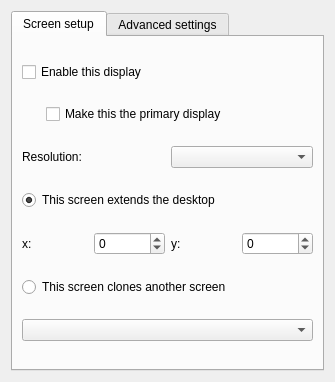
This is lxqt-config-monitor/monitorwidget.ui in lxqt/lxqt-config as Qt 5 draws it before an edit. The edited form follows.
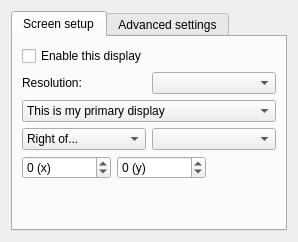
This is the edited form.

Commit message: lxqt-config-monitor: Attempt at an even simpler UI (#502)

The edit to the form file:
```diff
--- a/lxqt-config-monitor/monitorwidget.ui
+++ b/lxqt-config-monitor/monitorwidget.ui
@@ -6,8 +6,8 @@
    <rect>
     <x>0</x>
     <y>0</y>
-    <width>335</width>
-    <height>382</height>
+    <width>298</width>
+    <height>242</height>
    </rect>
   </property>
   <property name="windowTitle">
@@ -23,29 +23,57 @@
       <attribute name="title">
        <string>Screen setup</string>
       </attribute>
-      <layout class="QVBoxLayout" name="verticalLayout">
-       <item>
-        <widget class="QCheckBox" name="enabledCheckbox">
-         <property name="text">
-          <string>Enable this display</string>
-         </property>
-        </widget>
-       </item>
-       <item>
-        <layout class="QVBoxLayout" name="verticalLayout_2">
-         <property name="leftMargin">
-          <number>24</number>
-         </property>
+      <layout class="QGridLayout" name="gridLayout">
+       <item row="8" column="0" colspan="2">
+        <layout class="QHBoxLayout" name="xyPosLayout">
          <item>
-          <widget class="QCheckBox" name="isPrimaryCheckbox">
-           <property name="text">
-            <string>Make this the primary display</string>
+          <widget class="QSpinBox" name="xPosSpinBox">
+           <property name="suffix">
+            <string> (x)</string>
            </property>
+           <property name="prefix">
+            <string/>
+           </property>
+           <property name="minimum">
+            <number>-10000000</number>
+           </property>
+           <property name="maximum">
+            <number>10000000</number>
+           </property>
           </widget>
          </item>
+         <item>
+          <widget class="QSpinBox" name="yPosSpinBox">
+           <property name="suffix">
+            <string> (y)</string>
+           </property>
+           <property name="prefix">
+            <string/>
+           </property>
+           <property name="minimum">
+            <number>-10000000</number>
+           </property>
+           <property name="maximum">
+            <number>10000000</number>
+           </property>
+          </widget>
+         </item>
+         <item>
+          <spacer name="horizontalSpacer">
+           <property name="orientation">
+            <enum>Qt::Horizontal</enum>
+           </property>
+           <property name="sizeHint" stdset="0">
+            <size>
+             <width>40</width>
+             <height>20</height>
+            </size>
+           </property>
+          </spacer>
+         </item>
         </layout>
        </item>
-       <item>
+       <item row="1" column="0" colspan="2">
         <layout class="QHBoxLayout" name="horizontalLayout_4">
          <item>
           <widget class="QLabel" name="label_4">
@@ -59,69 +87,80 @@
          </item>
         </layout>
        </item>
-       <item>
-        <widget class="QRadioButton" name="extendsRadio">
+       <item row="0" column="0" colspan="2">
+        <widget class="QCheckBox" name="enabledCheckbox">
          <property name="text">
-          <string>This screen extends the desktop</string>
+          <string>Enable this display</string>
          </property>
-         <property name="checked">
-          <bool>true</bool>
-         </property>
-         <attribute name="buttonGroup">
-          <string notr="true">buttonGroup</string>
-         </attribute>
         </widget>
        </item>
-       <item>
-        <layout class="QHBoxLayout" name="horizontalLayout_5">
+       <item row="2" column="0" colspan="2">
+        <widget class="QComboBox" name="behaviorCombo">
          <item>
-          <widget class="QLabel" name="xPosLabel">
-           <property name="text">
-            <string>x:</string>
-           </property>
-          </widget>
+          <property name="text">
+           <string>This is my primary display</string>
+          </property>
          </item>
          <item>
-          <widget class="QSpinBox" name="xPosSpinBox">
-           <property name="minimum">
-            <number>-10000000</number>
-           </property>
-           <property name="maximum">
-            <number>10000000</number>
-           </property>
-          </widget>
+          <property name="text">
+           <string>This screen extends another display</string>
+          </property>
          </item>
          <item>
-          <widget class="QLabel" name="yPosLabel">
-           <property name="text">
-            <string>y:</string>
-           </property>
-          </widget>
+          <property name="text">
+           <string>This screen clones another display</string>
+          </property>
          </item>
+        </widget>
+       </item>
+       <item row="3" column="0" colspan="2">
+        <layout class="QHBoxLayout" name="horizontalLayout_2">
          <item>
-          <widget class="QSpinBox" name="yPosSpinBox">
-           <property name="minimum">
-            <number>-10000000</number>
-           </property>
-           <property name="maximum">
-            <number>10000000</number>
-           </property>
+          <widget class="QComboBox" name="positioningCombo">
+           <item>
+            <property name="text">
+             <string>Right of...</string>
+            </property>
+           </item>
+           <item>
+            <property name="text">
+             <string>Left of...</string>
+            </property>
+           </item>
+           <item>
+            <property name="text">
+             <string>Above...</string>
+            </property>
+           </item>
+           <item>
+            <property name="text">
+             <string>Below...</string>
+            </property>
+           </item>
+           <item>
+            <property name="text">
+             <string>Manually</string>
+            </property>
+           </item>
           </widget>
          </item>
+         <item>
+          <widget class="QComboBox" name="otherScreensCombo"/>
+         </item>
         </layout>
        </item>
-       <item>
-        <widget class="QRadioButton" name="clonesRadio">
-         <property name="text">
-          <string>This screen clones another screen</string>
+       <item row="9" column="0" colspan="2">
+        <spacer name="verticalSpacer">
+         <property name="orientation">
+          <enum>Qt::Vertical</enum>
          </property>
-         <attribute name="buttonGroup">
-          <string notr="true">buttonGroup</string>
-         </attribute>
-        </widget>
-       </item>
-       <item>
-        <widget class="QComboBox" name="clonesCombo"/>
+         <property name="sizeHint" stdset="0">
+          <size>
+           <width>20</width>
+           <height>40</height>
+          </size>
+         </property>
+        </spacer>
        </item>
       </layout>
       <zorder>extendsRadio</zorder>
```
Left out of the diff: 7 changed lines with no effect on the pictures. The commit also changes 2 other files.
